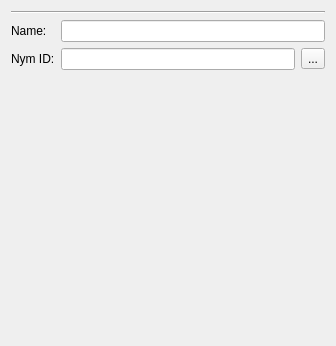
Before: the Qt Designer form src/gui/widgets/nymdetails.ui in Open-Transactions/Moneychanger, drawn with Qt 5.
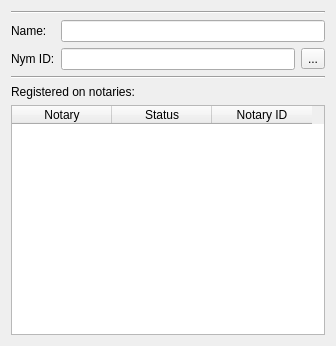
After: the same form once the commit is applied. Icons and pictures are not drawn. Custom widgets are drawn as their Qt base class.

The edit to the form file:
```diff
--- a/src/gui/widgets/nymdetails.ui
+++ b/src/gui/widgets/nymdetails.ui
@@ -80,17 +80,37 @@
     </layout>
    </item>
    <item>
-    <spacer name="verticalSpacer">
+    <widget class="Line" name="line_2">
      <property name="orientation">
-      <enum>Qt::Vertical</enum>
+      <enum>Qt::Horizontal</enum>
      </property>
-     <property name="sizeHint" stdset="0">
-      <size>
-       <width>20</width>
-       <height>40</height>
-      </size>
+    </widget>
+   </item>
+   <item>
+    <widget class="QLabel" name="label">
+     <property name="text">
+      <string>Registered on notaries:</string>
      </property>
-    </spacer>
+    </widget>
+   </item>
+   <item>
+    <widget class="QTableWidget" name="tableWidget">
+     <column>
+      <property name="text">
+       <string>Notary</string>
+      </property>
+     </column>
+     <column>
+      <property name="text">
+       <string>Status</string>
+      </property>
+     </column>
+     <column>
+      <property name="text">
+       <string>Notary ID</string>
+      </property>
+     </column>
+    </widget>
    </item>
   </layout>
  </widget>
```
